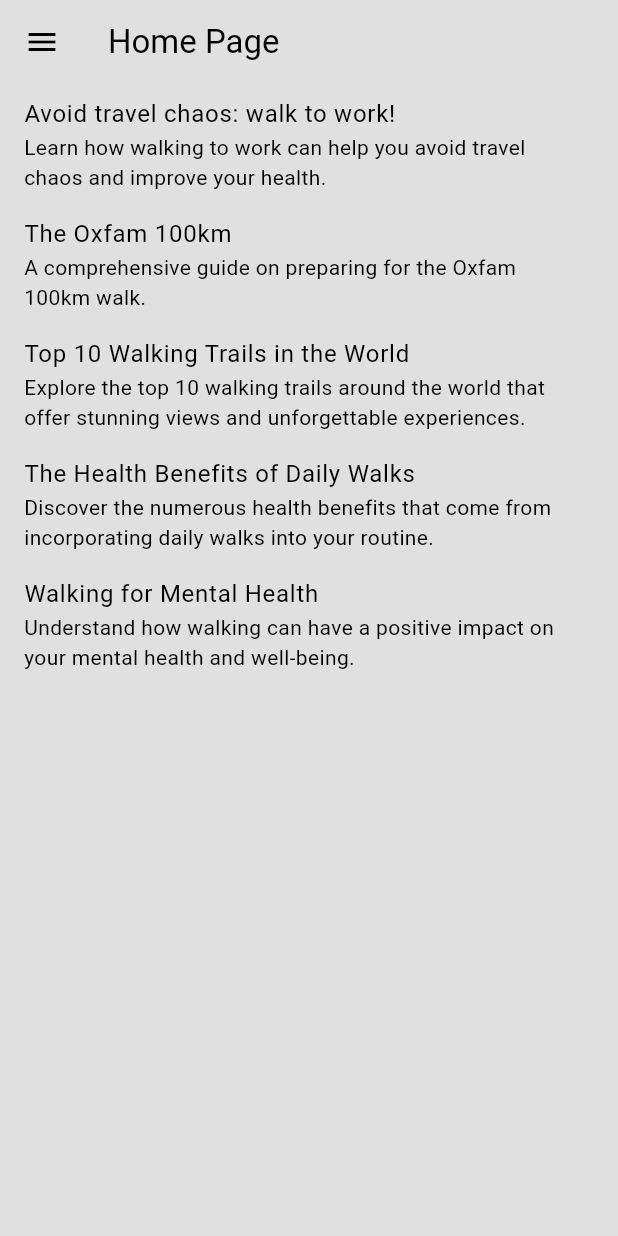
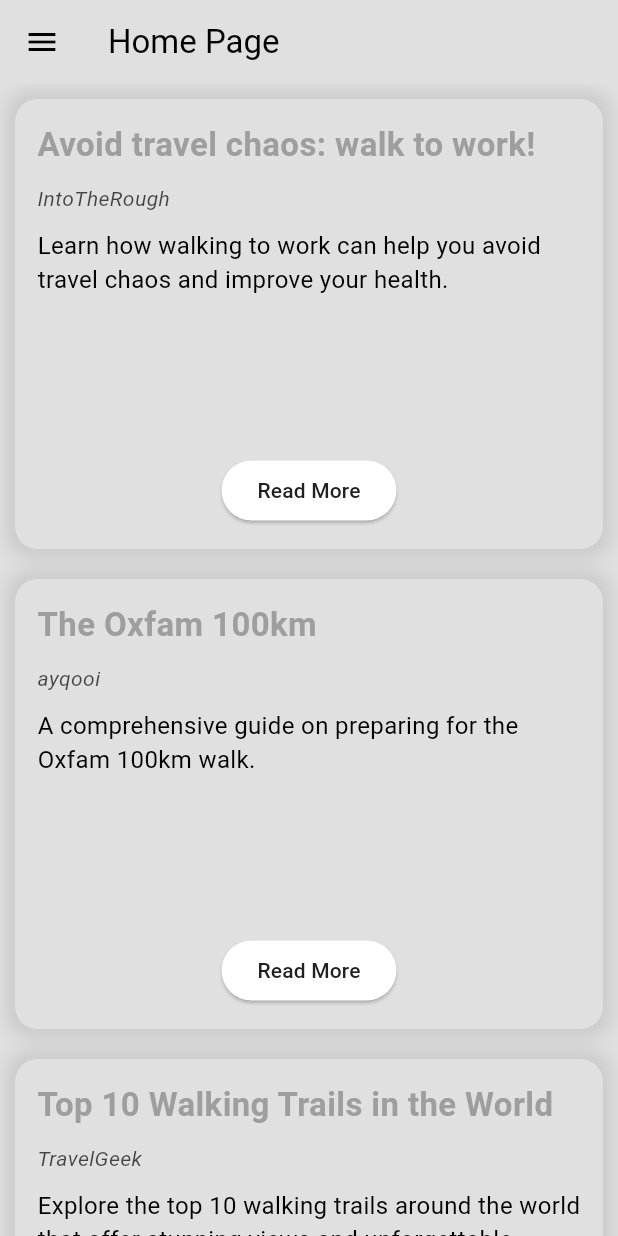
Before and after one commit to Halpinator/walkingapp, a Flutter app: the screen it shows once a user with an empty profile is signed in, on a phone screen of 412 x 824 dp. Run offline on Flutter 3.47's test engine with Material 3 defaults, Android fonts, the phone set to English and light mode, and no system bars; our stand-ins replace firebase_auth, firebase_core, flutter_map, latlong2; accounts and stored records are empty.

Commit message:
Added dark mode toggle

```diff
--- a/lib/components/my_submissionlist.dart
+++ b/lib/components/my_submissionlist.dart
@@ -1,45 +1,19 @@
 import 'package:flutter/material.dart';
+import 'package:walkingapp/components/my_submissiontile.dart';
 
-class Submission {
-  final String title;
-  final String author;
-  final String url;
-  final String description;
-
-  Submission({
-    required this.title,
-    required this.author,
-    required this.url,
-    required this.description,
-  });
-
-  factory Submission.fromJson(Map<String, dynamic> json) {
-    return Submission(
-      title: json['title'],
-      author: json['author'],
-      url: json['url'],
-      description: json['description'],
-    );
-  }
-}
+import '../models/submission.dart';
 
 class SubmissionList extends StatelessWidget {
   final List<Submission> submissions;
 
-  SubmissionList({required this.submissions});
+  const SubmissionList({required this.submissions, super.key});
 
   @override
   Widget build(BuildContext context) {
     return ListView.builder(
       itemCount: submissions.length,
       itemBuilder: (context, index) {
-        return ListTile(
-          title: Text(submissions[index].title),
-          subtitle: Text(submissions[index].description),
-          onTap: () {
-            // Handle tap
-          },
-        );
+        return SubmissionTile(submission: submissions[index]);
       },
     );
   }
--- /dev/null
+++ b/lib/components/my_submissiontile.dart
@@ -0,0 +1,88 @@
+import 'package:flutter/material.dart';
+import 'package:walkingapp/components/my_button.dart';
+import '../models/submission.dart';
+
+class SubmissionTile extends StatelessWidget {
+  final Submission submission;
+
+  const SubmissionTile({
+    required this.submission,
+    super.key,
+  });
+
+  @override
+  Widget build(BuildContext context) {
+    return Container(
+      height: 300,
+      width: 300,
+      margin: const EdgeInsets.all(10),
+      decoration: BoxDecoration(
+        color: Theme.of(context).colorScheme.surface,
+        borderRadius: const BorderRadius.all(Radius.circular(15)),
+        boxShadow: [
+          BoxShadow(
+            color: Colors.black.withOpacity(0.1),
+            blurRadius: 10,
+            spreadRadius: 5,
+          ),
+        ],
+      ),
+      child: Padding(
+        padding: const EdgeInsets.all(15),
+        child: Column(
+          mainAxisAlignment: MainAxisAlignment.start,
+          crossAxisAlignment: CrossAxisAlignment.start,
+          children: [
+            Text(
+              submission.title,
+              style: TextStyle(
+                color: Theme.of(context).colorScheme.primary,
+                fontWeight: FontWeight.bold,
+                fontSize: 22,
+              ),
+              textAlign: TextAlign.center,
+            ),
+            const SizedBox(height: 10),
+            Text(
+              submission.author,
+              style: TextStyle(
+                color: Theme.of(context).colorScheme.onSurface.withOpacity(0.7),
+                fontSize: 14,
+                fontStyle: FontStyle.italic,
+              ),
+              textAlign: TextAlign.center,
+            ),
+            const SizedBox(height: 10),
+            Text(
+              submission.description,
+              style: TextStyle(
+                color: Theme.of(context).colorScheme.onSurface,
+                fontWeight: FontWeight.normal,
+                fontSize: 16,
+              ),
+              textAlign: TextAlign.left,
+            ),
+            const SizedBox(height: 10),
+            Expanded(
+              child: Align(
+                alignment: Alignment.bottomCenter,
+                child: ElevatedButton(
+                  style: ElevatedButton.styleFrom(
+
+                    backgroundColor: Theme.of(context).colorScheme.tertiary, // Background color
+                    foregroundColor: Theme.of(context).colorScheme.inversePrimary, // Text color
+                  ),
+                  onPressed: () {
+                    // Handle button press
+                    // For example, open the URL in a web browser
+                  },
+                  child: const Text('Read More'),
+                ),
+              ),
+            ),
+          ],
+        ),
+      ),
+    );
+  }
+}
--- a/lib/functions/addPlanDialog.dart
+++ b/lib/functions/addPlanDialog.dart
@@ -82,6 +82,7 @@ void addPlanDialog(BuildContext context, Function(String, String, List<LatLng>)
                     options: MapOptions(
                       initialCenter: selectedLocation,
                       initialZoom: 13,
+                      minZoom: 10,
                       onPositionChanged: (position, hasGesture) {
                         setState(() {
                           selectedLocation = position.center;
--- a/lib/functions/jsonReader.dart
+++ b/lib/functions/jsonReader.dart
@@ -1,6 +1,7 @@
 import 'dart:convert';
 import 'package:flutter/services.dart';
-import 'package:walkingapp/components/my_submissionlist.dart';
+
+import '../models/submission.dart';
 
 Future<List<Submission>> loadSubmissions() async {
   final String response = await rootBundle.loadString('assets/walking_submissions.json');
--- a/lib/main.dart
+++ b/lib/main.dart
@@ -1,13 +1,19 @@
 import 'package:firebase_core/firebase_core.dart';
 import 'package:flutter/material.dart';
+import 'package:provider/provider.dart';
 import 'package:walkingapp/auth/auth_gate.dart';
 import 'package:walkingapp/firebase_options.dart';
-import 'package:walkingapp/themes/light_mode.dart';
+import 'package:walkingapp/themes/themeProvider.dart';
 
 void main() async {
   WidgetsFlutterBinding.ensureInitialized();
   await Firebase.initializeApp(options: DefaultFirebaseOptions.currentPlatform);
-  runApp(const MyApp());
+   runApp(
+    ChangeNotifierProvider(
+      create: (context) => ThemeProvider(),
+      child: const MyApp(),
+    ),
+  );
 }
 
 class MyApp extends StatelessWidget {
@@ -18,7 +24,7 @@ class MyApp extends StatelessWidget {
     return MaterialApp(
       debugShowCheckedModeBanner: false,
       home: const AuthGate(),
-      theme: lightMode,
+      theme: Provider.of<ThemeProvider>(context).currentTheme,
     );
   }
 }
--- a/lib/pages/home_page.dart
+++ b/lib/pages/home_page.dart
@@ -2,6 +2,8 @@ import 'package:flutter/material.dart';
 import 'package:walkingapp/components/my_drawer.dart';
 import 'package:walkingapp/components/my_submissionlist.dart';
 import 'package:walkingapp/functions/jsonReader.dart';
+
+import '../models/submission.dart';
 
 
 class HomePage extends StatelessWidget {
--- /dev/null
+++ b/lib/themes/dark_mode.dart
@@ -0,0 +1,11 @@
+import 'package:flutter/material.dart';
+
+ThemeData darkMode = ThemeData(
+  colorScheme: ColorScheme.dark(
+    surface: Colors.grey.shade800,
+    primary: Colors.grey.shade400,
+    secondary: Colors.grey.shade600,
+    tertiary: Colors.black,
+    inversePrimary: Colors.white,
+  ),
+);
--- /dev/null
+++ b/lib/themes/themeProvider.dart
@@ -0,0 +1,23 @@
+import 'package:flutter/material.dart';
+import 'package:walkingapp/themes/dark_mode.dart';
+import 'package:walkingapp/themes/light_mode.dart';
+
+class ThemeProvider extends ChangeNotifier {
+  ThemeData _themeData = lightMode;
+
+  ThemeData get currentTheme => _themeData;
+  bool get isDarkMode => _themeData == darkMode;
+
+  set themeData(ThemeData themeData) {
+    _themeData = themeData;
+    notifyListeners();
+  }
+
+  void toggleTheme() {
+    if (_themeData == lightMode) {
+      themeData = darkMode;
+    } else {
+      themeData = lightMode;
+    }
+  }
+}
--- a/pubspec.yaml
+++ b/pubspec.yaml
@@ -35,6 +35,7 @@ dependencies:
   archive: ^3.3.1
   path_provider: ^2.0.11
   http: ^1.2.1
+  provider: ^6.0.3
 
 
   # The following adds the Cupertino Icons font to your application.
```
Also changed, not shown: assets/walking_submissions.json (+30 -0 lines), lib/components/my_map.txt (deleted, +0 -30 lines), lib/components/my_plannertile.dart (+23 -24 lines), lib/components/my_post.txt (deleted, +0 -29 lines), lib/functions/zstReader.dart (deleted, +0 -25 lines), lib/map/location_service.txt (deleted, +0 -33 lines), lib/models/submission.dart (renamed from lib/models/post.dart, +4 -4 lines), lib/pages/settings_page.dart (+20 -1 lines), pubspec.lock.
